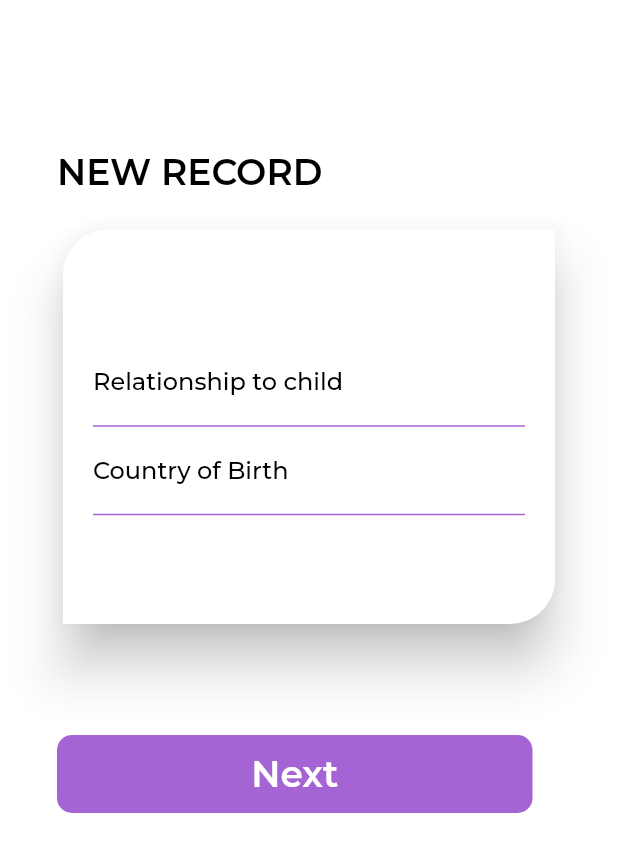
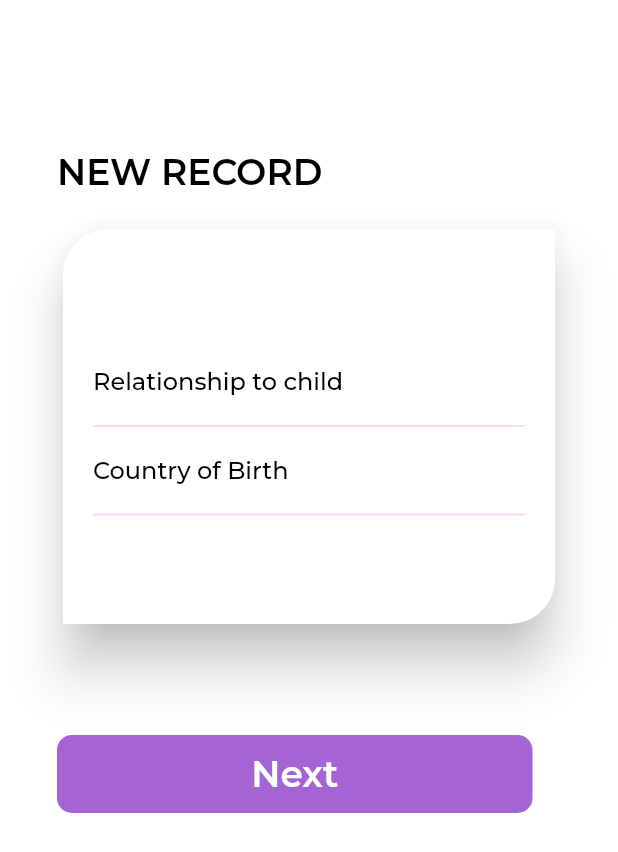
Before and after one commit to MaxTrent/immune_africa, a Flutter app: the AddRecord screen opened directly, swiped to page 2, on a phone screen of 412 x 824 dp. Shown: the top 852 px of the screen. Run offline on Flutter 3.47's test engine with Material 2 defaults, Android fonts, the phone set to English and light mode, and no system bars; our stand-ins replace cloud_firestore, country_picker, csc_picker, dotted_border, firebase_auth, firebase_core and 4 more; missing offline and left inert: dart:js; accounts and stored records are empty.

Commit message:
add record

```diff
--- a/lib/screens/add_record.dart
+++ b/lib/screens/add_record.dart
@@ -268,6 +268,7 @@ class AddRecord extends StatelessWidget {
                               mainAxisAlignment: MainAxisAlignment.center,
                               children: [
                                 TextFormField(
+                                  cursorColor: primaryAppColor,
                                   keyboardType: TextInputType.name,
                                   autovalidateMode:
                                       AutovalidateMode.onUserInteraction,
@@ -280,12 +281,18 @@ class AddRecord extends StatelessWidget {
                                         .copyWith(color: Colors.black),
                                     enabledBorder: const UnderlineInputBorder(
                                       borderSide: BorderSide(
+                                        color: accentColor,
+                                      ),
+                                    ),
+                                    focusedBorder: const UnderlineInputBorder(
+                                      borderSide: BorderSide(
                                         color: primaryAppColor,
                                       ),
                                     ),
                                   ),
                                 ),
                                 TextFormField(
+                                  cursorColor: primaryAppColor,
                                   keyboardType: TextInputType.name,
                                   autovalidateMode:
                                       AutovalidateMode.onUserInteraction,
@@ -297,6 +304,11 @@ class AddRecord extends StatelessWidget {
                                         .headline1!
                                         .copyWith(color: Colors.black),
                                     enabledBorder: const UnderlineInputBorder(
+                                      borderSide: BorderSide(
+                                        color: accentColor,
+                                      ),
+                                    ),
+                                    focusedBorder: const UnderlineInputBorder(
                                       borderSide: BorderSide(
                                         color: primaryAppColor,
                                       ),
@@ -378,7 +390,7 @@ class AddRecord extends StatelessWidget {
                             child: DottedBorder(
                               color: Colors.black,
                               radius: const Radius.circular(20),
-                              dashPattern: [5, 5],
+                              dashPattern: const [5, 5],
                               strokeWidth: 2,
                               child: Center(
                                 child: Container(
@@ -405,12 +417,15 @@ class AddRecord extends StatelessWidget {
                           width: 317,
                           height: 52,
                           child: AppButton(
-                              onPressed: () {
-                                _controller.nextPage(
-                                  duration: const Duration(milliseconds: 500),
-                                  curve: Curves.ease,
-                                );
-                              },
+                            onPressed: (){
+                              context.read<AddRecordProvider>().addRecordToDB(firstName, lastName, dob, gender, relationship, country);
+                            },
+                              // onPressed: () {
+                              //   _controller.nextPage(
+                              //     duration: const Duration(milliseconds: 500),
+                              //     curve: Curves.ease,
+                              //   );
+                              // },
                               btnText: 'Done',
                               btnBackgroundColor: primaryAppColor,
                               btnTextColor: Colors.white))
```
Also changed, not shown: lib/providers/add_record_provider.dart (+54 -4 lines).
